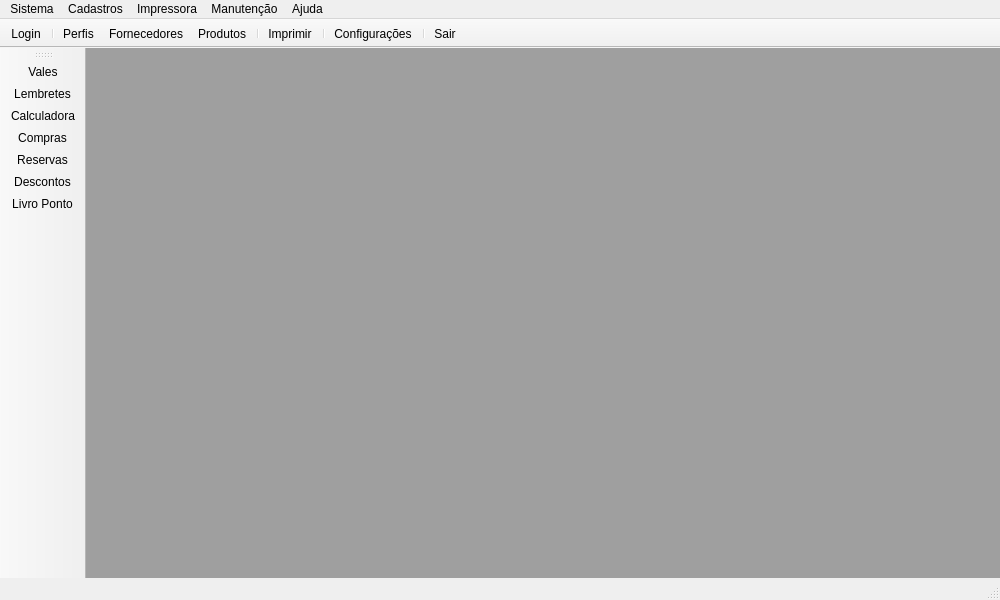
Qt form mainwindow.ui (leidensj/BKVale) before a commit.
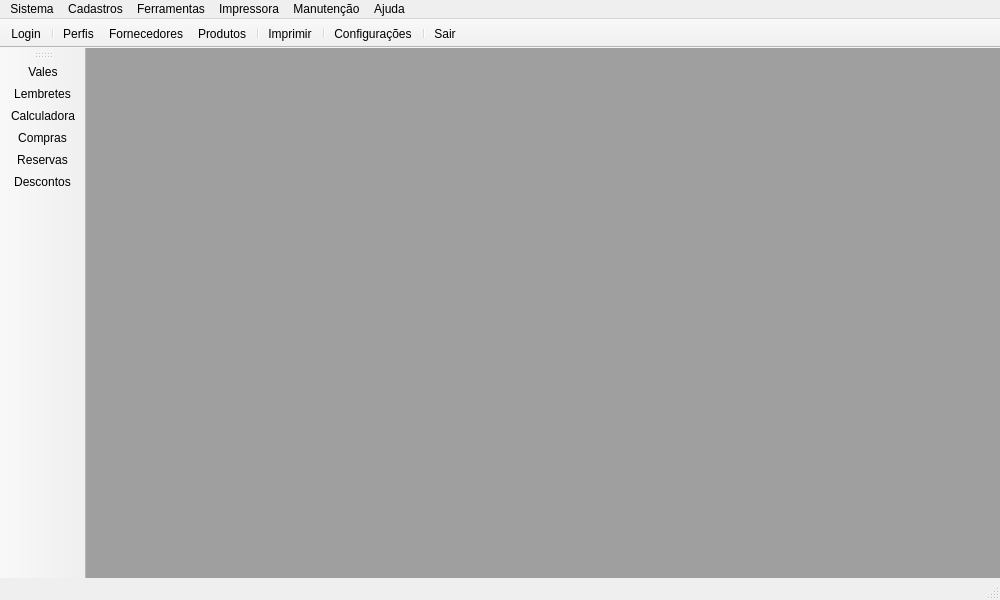
The same form after that commit. Icons and pictures are not drawn.

```diff
--- a/mainwindow.ui
+++ b/mainwindow.ui
@@ -153,8 +153,15 @@
     </property>
     <addaction name="actionInfo"/>
    </widget>
+   <widget class="QMenu" name="menuFerramentas">
+    <property name="title">
+     <string>Ferramentas</string>
+    </property>
+    <addaction name="actionTimeCard"/>
+   </widget>
    <addaction name="menuSistema"/>
    <addaction name="menuCadastros"/>
+   <addaction name="menuFerramentas"/>
    <addaction name="menuImpressora"/>
    <addaction name="menuConfigura_es"/>
    <addaction name="menuAjuda"/>
@@ -184,7 +191,6 @@
    <addaction name="actionShop"/>
    <addaction name="actionReservations"/>
    <addaction name="actionDiscount"/>
-   <addaction name="actionTimeCard"/>
   </widget>
   <action name="actionPrint">
    <property name="icon">
```
